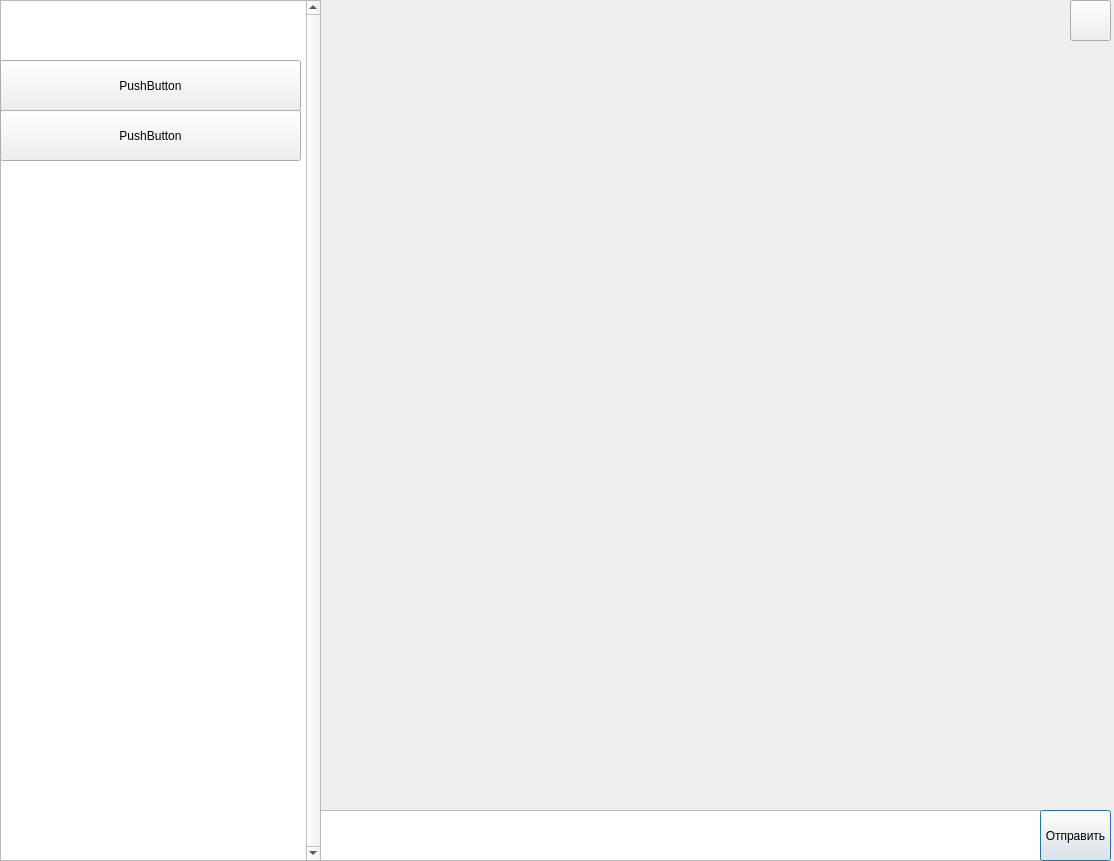
First picture: the form in mainform.ui, repository rutraq/Messanger, before the edit.
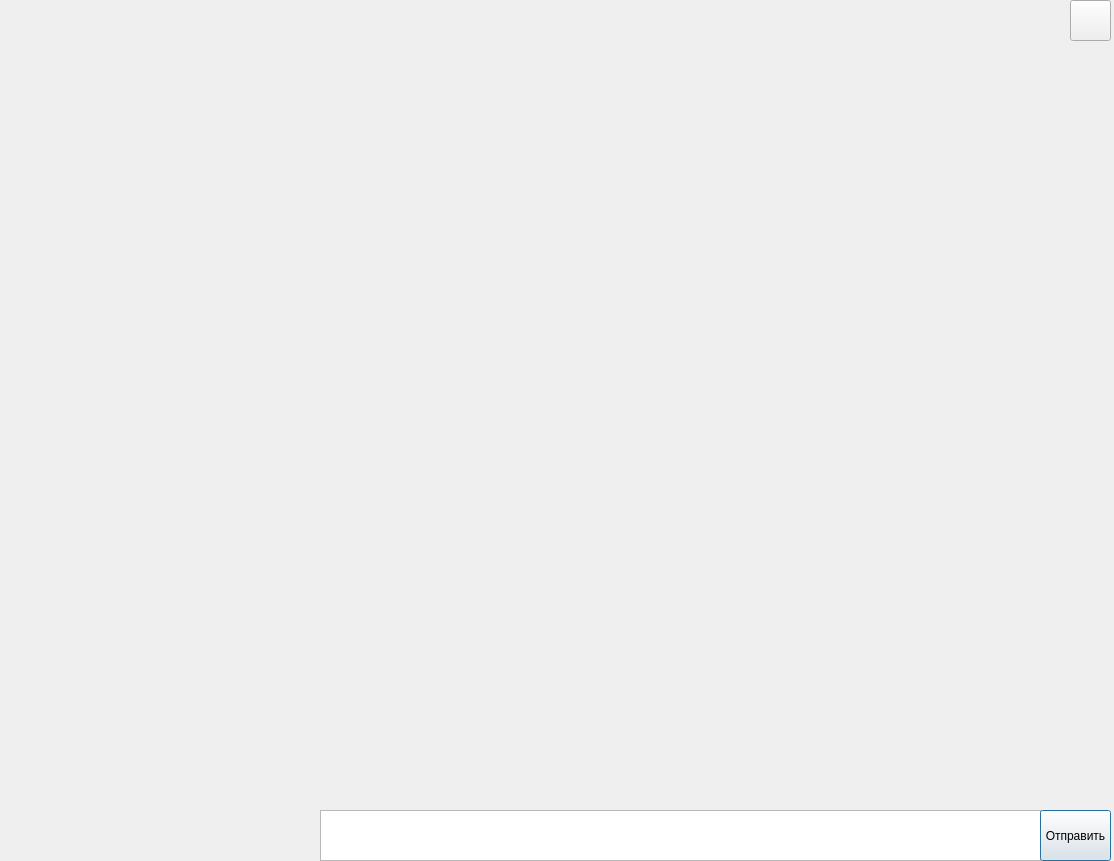
Second picture: the form after the edit.

```diff
--- a/mainform.ui
+++ b/mainform.ui
@@ -70,44 +70,20 @@
     <string/>
    </property>
   </widget>
-  <widget class="QListView" name="listView">
+  <widget class="QWidget" name="verticalLayoutWidget">
    <property name="geometry">
     <rect>
-     <x>0</x>
+     <x>10</x>
      <y>0</y>
      <width>321</width>
      <height>861</height>
     </rect>
    </property>
-   <property name="verticalScrollBarPolicy">
-    <enum>Qt::ScrollBarAlwaysOn</enum>
-   </property>
-  </widget>
-  <widget class="QPushButton" name="pushButton_4">
-   <property name="geometry">
-    <rect>
-     <x>0</x>
-     <y>60</y>
-     <width>301</width>
-     <height>51</height>
-    </rect>
-   </property>
-   <property name="text">
-    <string>PushButton</string>
-   </property>
-  </widget>
-  <widget class="QPushButton" name="pushButton_5">
-   <property name="geometry">
-    <rect>
-     <x>0</x>
-     <y>110</y>
-     <width>301</width>
-     <height>51</height>
-    </rect>
-   </property>
-   <property name="text">
-    <string>PushButton</string>
-   </property>
+   <layout class="QVBoxLayout" name="verticalLayout">
+    <property name="sizeConstraint">
+     <enum>QLayout::SetDefaultConstraint</enum>
+    </property>
+   </layout>
   </widget>
  </widget>
  <resources/>
```
